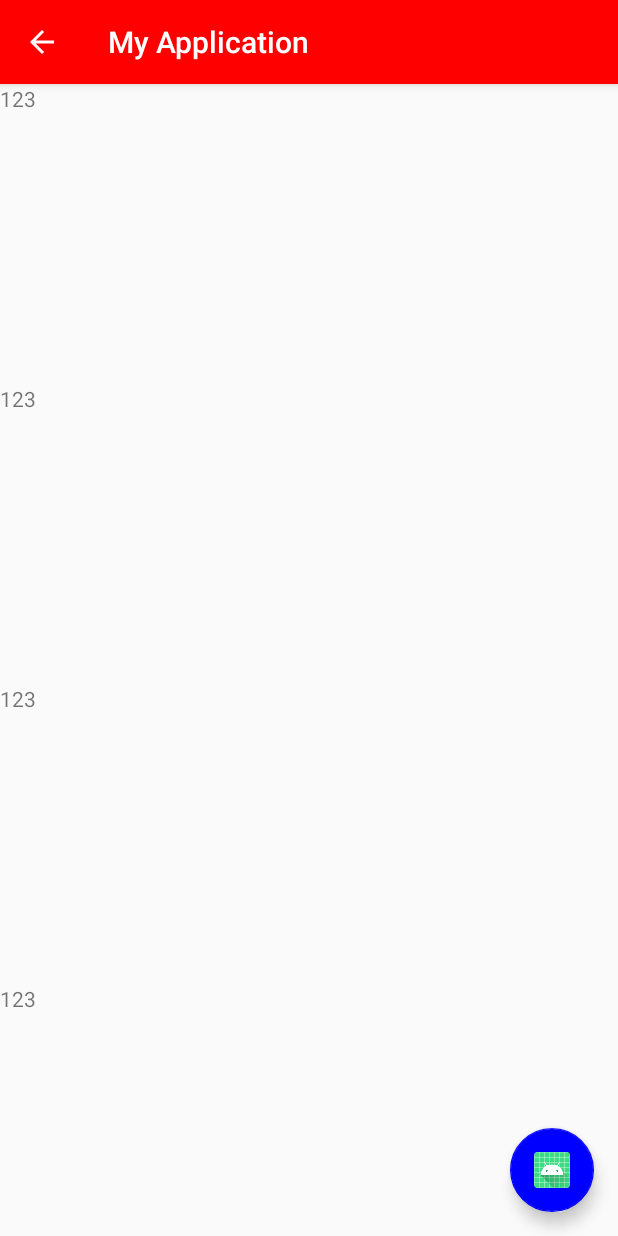
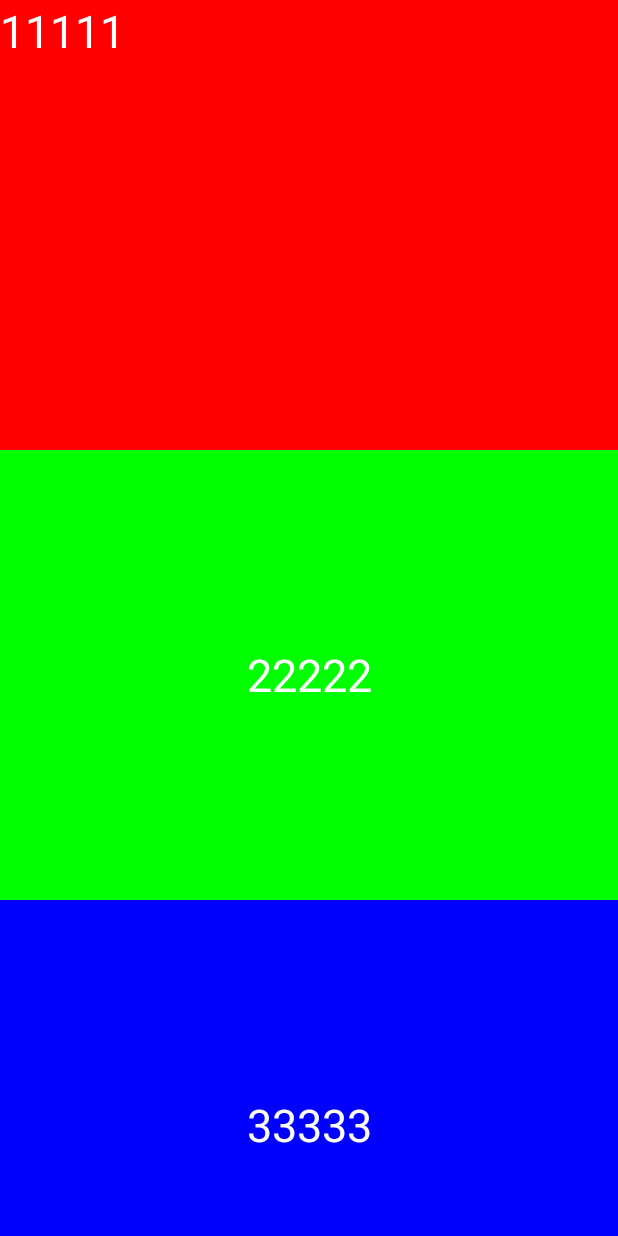
Before and after one commit to songhaijian/MateriDesignDemo, an Android app: the screen it shows after launch (Main2Activity before the commit, Main3Activity after it), on a phone screen of 412 x 824 dp. Run offline under Robolectric (Android 15) with nearby library versions, the phone set to English and light mode, and no system bars.

Commit message:
背景图和状态栏融合在一起

```diff
--- a/app/src/main/AndroidManifest.xml
+++ b/app/src/main/AndroidManifest.xml
@@ -10,18 +10,20 @@
         android:supportsRtl="true"
         android:theme="@style/AppTheme">
         <activity android:name=".Main2Activity">
+
+        </activity>
+        <activity android:name=".MainActivity"></activity>
+        <activity android:name=".Main3Activity">
             <intent-filter>
                 <action android:name="android.intent.action.MAIN" />
 
                 <category android:name="android.intent.category.LAUNCHER" />
             </intent-filter>
         </activity>
-        <activity android:name=".MainActivity">
-
-        </activity>
         <activity android:name=".NewsDetailActivity" />
-        <activity android:name=".DetailActivity"
-            android:theme="@style/DetailActivityTheme"/>
+        <activity
+            android:name=".DetailActivity"
+            android:theme="@style/DetailActivityTheme" />
     </application>
 
 </manifest>
--- a/app/src/main/java/com/example/myapplication/Main2Activity.java
+++ b/app/src/main/java/com/example/myapplication/Main2Activity.java
@@ -2,6 +2,8 @@ package com.example.myapplication;
 
 
 import android.content.Intent;
+import android.graphics.Color;
+import android.os.Build;
 import android.os.Bundle;
 import android.support.design.widget.FloatingActionButton;
 import android.support.design.widget.Snackbar;
@@ -25,6 +27,12 @@ public class Main2Activity extends AppCompatActivity {
     protected void onCreate(Bundle savedInstanceState) {
         super.onCreate(savedInstanceState);
         setContentView(R.layout.activity_main2);
+        if (Build.VERSION.SDK_INT >= 21) {
+            View decorView = getWindow().getDecorView();
+            decorView.setSystemUiVisibility(View.SYSTEM_UI_FLAG_LAYOUT_FULLSCREEN
+                    | View.SYSTEM_UI_FLAG_LAYOUT_STABLE);
+            getWindow().setStatusBarColor(Color.TRANSPARENT);
+        }
         Toolbar toolbar = findViewById(R.id.tool_bar);
         setSupportActionBar(toolbar);
         drawerLayout = findViewById(R.id.drawer_layout);
--- /dev/null
+++ b/app/src/main/java/com/example/myapplication/Main3Activity.java
@@ -0,0 +1,22 @@
+package com.example.myapplication;
+
+import android.graphics.Color;
+import android.os.Build;
+import android.os.Bundle;
+import android.support.annotation.Nullable;
+import android.support.v7.app.AppCompatActivity;
+import android.view.View;
+
+public class Main3Activity extends AppCompatActivity {
+    @Override
+    protected void onCreate(@Nullable Bundle savedInstanceState) {
+        super.onCreate(savedInstanceState);
+        setContentView(R.layout.activity_main3);
+        if (Build.VERSION.SDK_INT >= 21) {
+            View decorView = getWindow().getDecorView();
+            decorView.setSystemUiVisibility(View.SYSTEM_UI_FLAG_LAYOUT_FULLSCREEN
+                    | View.SYSTEM_UI_FLAG_LAYOUT_STABLE);
+            getWindow().setStatusBarColor(Color.TRANSPARENT);
+        }
+    }
+}
--- /dev/null
+++ b/app/src/main/res/layout/activity_main3.xml
@@ -0,0 +1,44 @@
+<?xml version="1.0" encoding="utf-8"?>
+<LinearLayout xmlns:android="http://schemas.android.com/apk/res/android"
+    android:layout_width="match_parent"
+    android:layout_height="match_parent">
+
+    <ScrollView
+        android:background="@color/colorPrimary"
+        android:layout_width="match_parent"
+        android:layout_height="match_parent">
+
+        <LinearLayout
+            android:fitsSystemWindows="true"
+            android:layout_width="match_parent"
+            android:layout_height="wrap_content"
+            android:orientation="vertical">
+
+            <TextView
+                android:layout_width="match_parent"
+                android:layout_height="300dp"
+                android:background="#ff0000"
+                android:text="11111"
+                android:textColor="#ffffff"
+                android:textSize="30sp" />
+
+            <TextView
+                android:layout_width="match_parent"
+                android:layout_height="300dp"
+                android:background="#00ff00"
+                android:gravity="center"
+                android:text="22222"
+                android:textColor="#ffffff"
+                android:textSize="30sp" />
+
+            <TextView
+                android:layout_width="match_parent"
+                android:layout_height="300dp"
+                android:background="#0000ff"
+                android:gravity="center"
+                android:text="33333"
+                android:textColor="#ffffff"
+                android:textSize="30sp" />
+        </LinearLayout>
+    </ScrollView>
+</LinearLayout>
```
